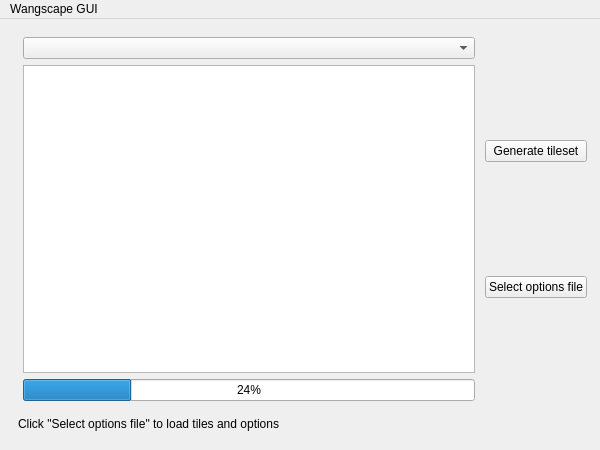
Wangscape/Wangscape, file WangscapeGui/mainwindow.ui: the form before one commit.
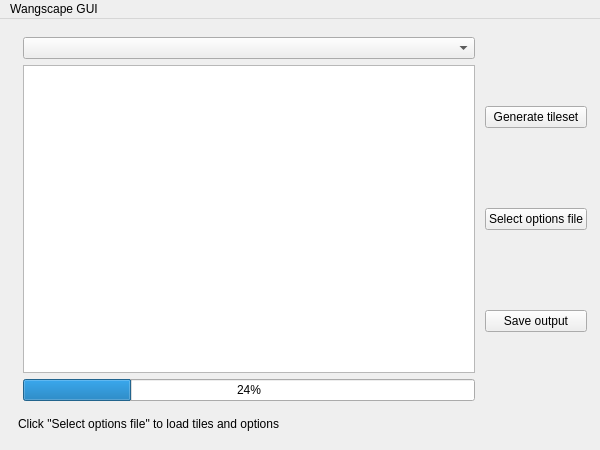
The form after the commit.

Patch:
```diff
--- a/WangscapeGui/mainwindow.ui
+++ b/WangscapeGui/mainwindow.ui
@@ -86,6 +86,13 @@
            </property>
           </widget>
          </item>
+         <item>
+          <widget class="QPushButton" name="saveButton">
+           <property name="text">
+            <string>Save output</string>
+           </property>
+          </widget>
+         </item>
         </layout>
        </item>
       </layout>
```
